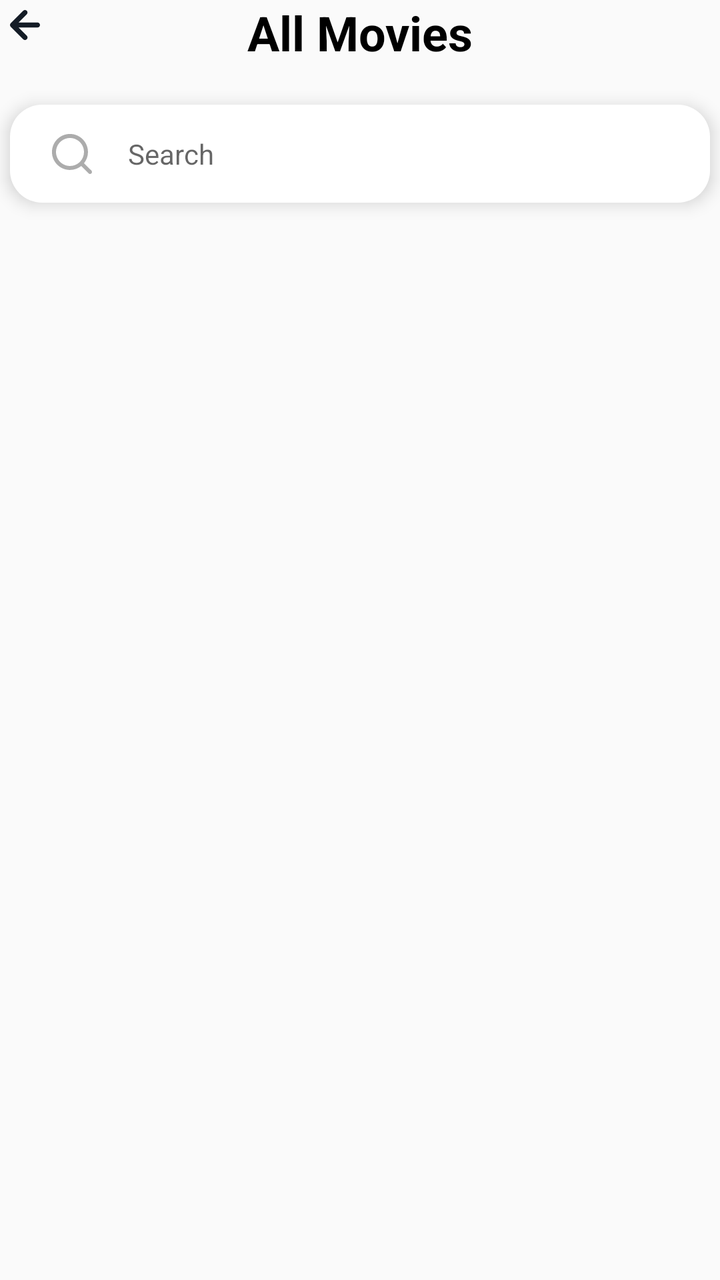
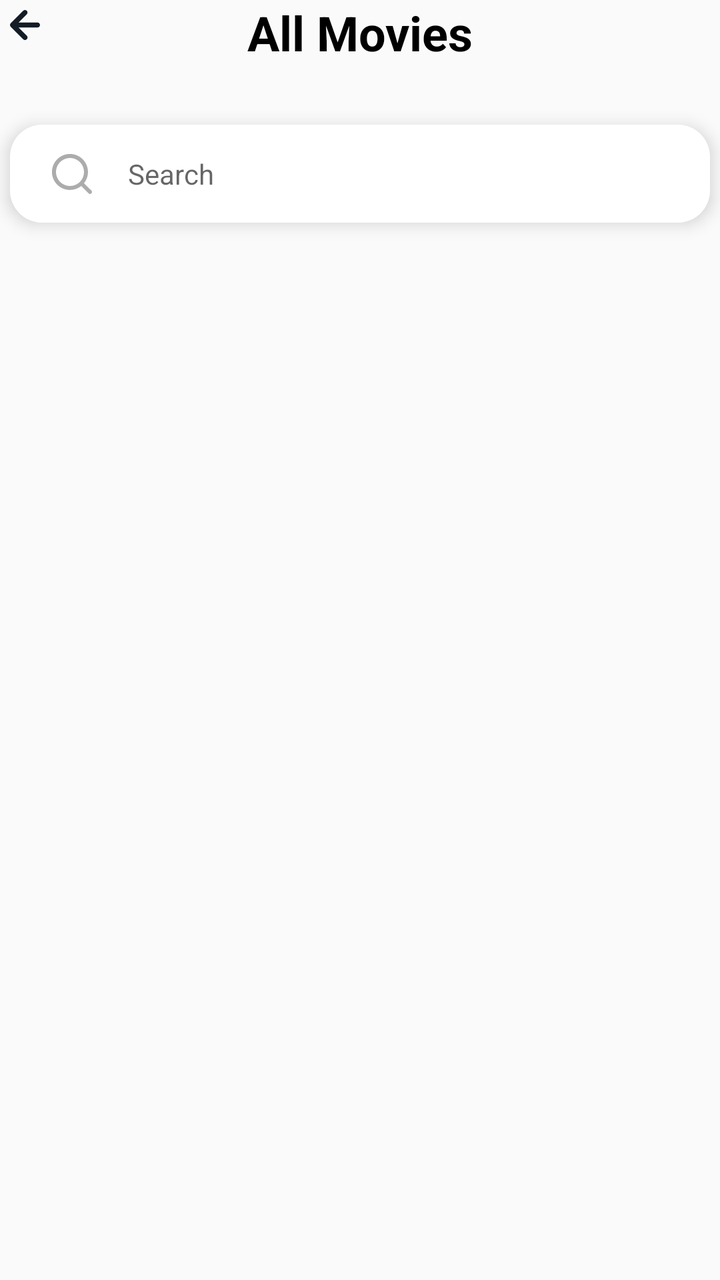

Two renders of the same Android screen: before a commit and after it. Below are the layout's source before the change and the commit's diff.
<!-- AndroidManifest.xml: application theme Theme.MovieCRUDApp -->
<!-- res/layout/layout_search.xml -->
<?xml version="1.0" encoding="utf-8"?>
<layout xmlns:android="http://schemas.android.com/apk/res/android"
    xmlns:app="http://schemas.android.com/apk/res-auto">

    <androidx.constraintlayout.widget.ConstraintLayout
        android:layout_width="match_parent"
        android:layout_height="match_parent"
        android:layout_marginHorizontal="30dp"
        android:layout_marginTop="35dp"
        android:clipChildren="false"
        android:clipToPadding="false">

        <ImageButton
            android:id="@+id/buttonBack"
            android:layout_width="wrap_content"
            android:layout_height="wrap_content"
            android:background="@color/transparent"
            android:src="@drawable/ic_arrow_back"
            app:layout_constraintStart_toStartOf="parent"
            app:layout_constraintTop_toTopOf="parent" />

        <TextView
            android:id="@+id/labelAllMovies"
            android:layout_width="wrap_content"
            android:layout_height="wrap_content"
            android:text="All Movies"
            android:textColor="@color/black"
            android:textSize="24sp"
            android:textStyle="bold"
            app:layout_constraintEnd_toEndOf="parent"
            app:layout_constraintStart_toStartOf="parent"
            app:layout_constraintTop_toTopOf="parent" />

        <com.google.android.material.textfield.TextInputLayout
            android:id="@+id/inputLayoutSearch"
            android:layout_width="0dp"
            android:layout_height="wrap_content"
            android:layout_marginHorizontal="5dp"
            android:layout_marginVertical="20dp"
            android:background="@drawable/rounded_corner_input"
            android:elevation="5dp"
            android:padding="7dp"
            android:textColorHint="@color/black_alpha40"
            app:hintAnimationEnabled="false"
            app:hintEnabled="false"
            app:hintTextColor="@color/black_alpha40"
            app:layout_constraintEnd_toEndOf="parent"
            app:layout_constraintStart_toStartOf="parent"
            app:layout_constraintTop_toBottomOf="@id/labelAllMovies"
            app:startIconDrawable="@drawable/ic_search">

            <com.google.android.material.textfield.TextInputEditText
                android:id="@+id/inputSearch"
                android:layout_width="match_parent"
                android:layout_height="35dp"
                android:background="@color/transparent"
                android:hint="@string/movie_crud_label_search"
                android:textSize="14sp" />

        </com.google.android.material.textfield.TextInputLayout>

        <LinearLayout
            android:id="@+id/sectionAllMovies"
            android:layout_width="0dp"
            android:layout_height="0dp"
            app:layout_constraintBottom_toBottomOf="parent"
            app:layout_constraintEnd_toEndOf="parent"
            app:layout_constraintStart_toStartOf="parent"
            app:layout_constraintTop_toBottomOf="@+id/inputLayoutSearch">

            <androidx.recyclerview.widget.RecyclerView
                android:id="@+id/rvSearchResults"
                android:layout_width="match_parent"
                android:layout_height="match_parent"
                android:layout_marginTop="20dp" />

        </LinearLayout>


    </androidx.constraintlayout.widget.ConstraintLayout>


</layout>
<!-- resources referenced by this layout -->
<resources>
  <color name="black">#FF000000</color>
  <color name="black_alpha40">#66000000</color>
  <color name="transparent">#00000000</color>
  <!-- drawable ic_arrow_back (drawable) -->
  <vector xmlns:android="http://schemas.android.com/apk/res/android"
      android:width="24dp"
      android:height="24dp"
      android:viewportWidth="24"
      android:viewportHeight="24">
    <path
        android:pathData="M18.75,11.25H9.258L13.385,7.141C13.62,6.906 13.752,6.587 13.752,6.254C13.752,5.921 13.62,5.602 13.385,5.367C13.149,5.132 12.83,5 12.497,5C12.164,5 11.844,5.132 11.609,5.367L5.356,11.612C5.243,11.731 5.153,11.871 5.094,12.024C4.969,12.328 4.969,12.67 5.094,12.974C5.153,13.127 5.243,13.267 5.356,13.386L11.609,19.631C11.725,19.748 11.864,19.84 12.016,19.904C12.168,19.967 12.332,20 12.497,20C12.662,20 12.825,19.967 12.978,19.904C13.13,19.84 13.269,19.748 13.385,19.631C13.502,19.514 13.595,19.376 13.658,19.224C13.722,19.072 13.755,18.909 13.755,18.744C13.755,18.579 13.722,18.416 13.658,18.264C13.595,18.111 13.502,17.973 13.385,17.857L9.258,13.748H18.75C19.081,13.748 19.399,13.616 19.634,13.382C19.868,13.148 20,12.83 20,12.499C20,12.168 19.868,11.85 19.634,11.616C19.399,11.382 19.081,11.25 18.75,11.25Z"
        android:fillColor="#141C26"/>
  </vector>
  <!-- drawable ic_search (drawable) -->
  <vector xmlns:android="http://schemas.android.com/apk/res/android"
      android:width="24dp"
      android:height="24dp"
      android:viewportWidth="24"
      android:viewportHeight="24">
    <path
        android:pathData="M21.71,20.29L18,16.61C19.44,14.814 20.138,12.535 19.949,10.241C19.76,7.947 18.7,5.813 16.986,4.277C15.271,2.741 13.034,1.92 10.733,1.982C8.432,2.045 6.243,2.988 4.615,4.615C2.988,6.243 2.045,8.432 1.982,10.733C1.92,13.034 2.74,15.271 4.277,16.986C5.813,18.7 7.947,19.76 10.241,19.949C12.535,20.138 14.814,19.44 16.61,18L20.29,21.68C20.383,21.774 20.494,21.848 20.615,21.899C20.737,21.95 20.868,21.976 21,21.976C21.132,21.976 21.263,21.95 21.385,21.899C21.506,21.848 21.617,21.774 21.71,21.68C21.89,21.493 21.991,21.244 21.991,20.985C21.991,20.726 21.89,20.476 21.71,20.29ZM11,18C9.616,18 8.262,17.59 7.111,16.82C5.96,16.051 5.063,14.958 4.533,13.679C4.003,12.4 3.864,10.992 4.135,9.634C4.405,8.276 5.071,7.029 6.05,6.05C7.029,5.071 8.276,4.405 9.634,4.135C10.992,3.864 12.4,4.003 13.679,4.533C14.958,5.063 16.051,5.96 16.82,7.111C17.59,8.262 18,9.616 18,11C18,12.856 17.263,14.637 15.95,15.95C14.637,17.263 12.856,18 11,18Z"
        android:fillColor="#000000"
        android:fillAlpha="0.6"/>
  </vector>
  <!-- drawable rounded_corner_input (drawable) -->
  <?xml version="1.0" encoding="utf-8"?>
  <shape
      xmlns:android="http://schemas.android.com/apk/res/android"
      android:shape="rectangle">
      <solid android:color="@color/white"/>
      <corners android:radius="16dp" />
  </shape>
  <string name="movie_crud_label_search">Search</string>
  <style name="Theme.MovieCRUDApp" parent="Theme.AppCompat.Light.NoActionBar">
  
      </style>
  <color name="white">#FFFFFFFF</color>
</resources>

<!-- the commit's change to res/layout/layout_search.xml (unified diff, before → after) -->
@@ -15,6 +15,7 @@
             android:layout_width="wrap_content"
             android:layout_height="wrap_content"
             android:background="@color/transparent"
+            android:contentDescription="@string/movie_crud_label_back_button_cd"
             android:src="@drawable/ic_arrow_back"
             app:layout_constraintStart_toStartOf="parent"
             app:layout_constraintTop_toTopOf="parent" />
@@ -23,7 +24,7 @@
             android:id="@+id/labelAllMovies"
             android:layout_width="wrap_content"
             android:layout_height="wrap_content"
-            android:text="All Movies"
+            android:text="@string/movie_crud_all_movies_label"
             android:textColor="@color/black"
             android:textSize="24sp"
             android:textStyle="bold"
@@ -36,7 +37,7 @@
             android:layout_width="0dp"
             android:layout_height="wrap_content"
             android:layout_marginHorizontal="5dp"
-            android:layout_marginVertical="20dp"
+            android:layout_marginVertical="30dp"
             android:background="@drawable/rounded_corner_input"
             android:elevation="5dp"
             android:padding="7dp"
<!-- resource entries referenced after the edit -->
@@ -32,6 +32,8 @@
       <solid android:color="@color/white"/>
       <corners android:radius="16dp" />
   </shape>
+  <string name="movie_crud_all_movies_label">All Movies</string>
+  <string name="movie_crud_label_back_button_cd">Go back button</string>
   <string name="movie_crud_label_search">Search</string>
   <style name="Theme.MovieCRUDApp" parent="Theme.AppCompat.Light.NoActionBar">
   
